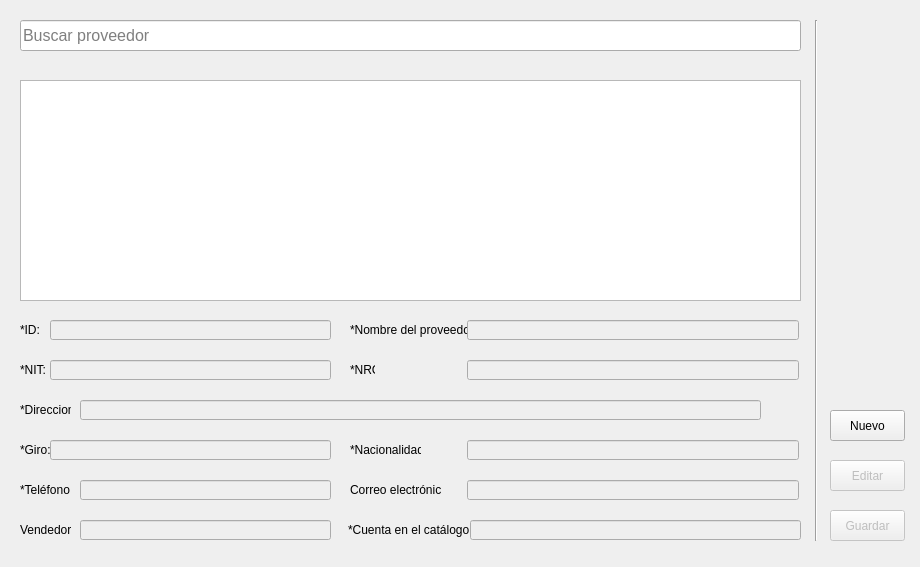
The window that proveedores.ui (psystingod/eremas) describes before a commit, drawn with Qt 5.
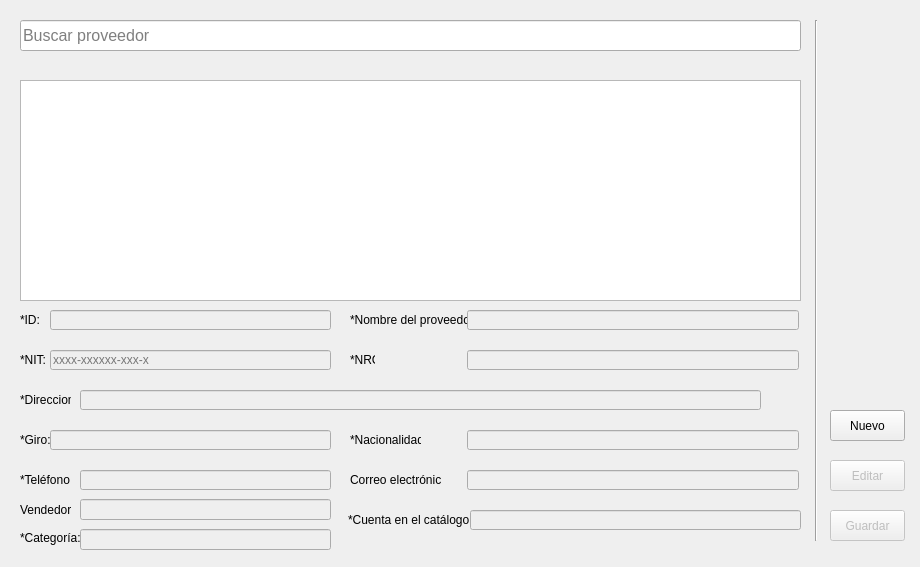
The same window after the commit.

What changed in the file:
```diff
--- a/proveedores.ui
+++ b/proveedores.ui
@@ -93,7 +93,7 @@
    <property name="geometry">
     <rect>
      <x>20</x>
-     <y>320</y>
+     <y>310</y>
      <width>20</width>
      <height>20</height>
     </rect>
@@ -109,7 +109,7 @@
    <property name="geometry">
     <rect>
      <x>50</x>
-     <y>320</y>
+     <y>310</y>
      <width>281</width>
      <height>20</height>
     </rect>
@@ -119,7 +119,7 @@
    <property name="geometry">
     <rect>
      <x>350</x>
-     <y>320</y>
+     <y>310</y>
      <width>121</width>
      <height>20</height>
     </rect>
@@ -135,7 +135,7 @@
    <property name="geometry">
     <rect>
      <x>467</x>
-     <y>320</y>
+     <y>310</y>
      <width>332</width>
      <height>20</height>
     </rect>
@@ -148,17 +148,26 @@
    <property name="geometry">
     <rect>
      <x>50</x>
-     <y>360</y>
+     <y>350</y>
      <width>281</width>
      <height>20</height>
     </rect>
    </property>
+   <property name="maxLength">
+    <number>17</number>
+   </property>
+   <property name="placeholderText">
+    <string>xxxx-xxxxxx-xxx-x</string>
+   </property>
+   <property name="clearButtonEnabled">
+    <bool>false</bool>
+   </property>
   </widget>
   <widget class="QLabel" name="nitLabel">
    <property name="geometry">
     <rect>
      <x>20</x>
-     <y>360</y>
+     <y>350</y>
      <width>31</width>
      <height>20</height>
     </rect>
@@ -171,7 +180,7 @@
    <property name="geometry">
     <rect>
      <x>350</x>
-     <y>360</y>
+     <y>350</y>
      <width>25</width>
      <height>20</height>
     </rect>
@@ -187,7 +196,7 @@
    <property name="geometry">
     <rect>
      <x>467</x>
-     <y>360</y>
+     <y>350</y>
      <width>332</width>
      <height>20</height>
     </rect>
@@ -200,7 +209,7 @@
    <property name="geometry">
     <rect>
      <x>80</x>
-     <y>400</y>
+     <y>390</y>
      <width>681</width>
      <height>20</height>
     </rect>
@@ -210,7 +219,7 @@
    <property name="geometry">
     <rect>
      <x>20</x>
-     <y>400</y>
+     <y>390</y>
      <width>51</width>
      <height>20</height>
     </rect>
@@ -223,7 +232,7 @@
    <property name="geometry">
     <rect>
      <x>20</x>
-     <y>440</y>
+     <y>430</y>
      <width>31</width>
      <height>20</height>
     </rect>
@@ -239,7 +248,7 @@
    <property name="geometry">
     <rect>
      <x>50</x>
-     <y>440</y>
+     <y>430</y>
      <width>281</width>
      <height>20</height>
     </rect>
@@ -249,7 +258,7 @@
    <property name="geometry">
     <rect>
      <x>350</x>
-     <y>440</y>
+     <y>430</y>
      <width>71</width>
      <height>20</height>
     </rect>
@@ -265,7 +274,7 @@
    <property name="geometry">
     <rect>
      <x>467</x>
-     <y>440</y>
+     <y>430</y>
      <width>332</width>
      <height>20</height>
     </rect>
@@ -278,7 +287,7 @@
    <property name="geometry">
     <rect>
      <x>80</x>
-     <y>480</y>
+     <y>470</y>
      <width>251</width>
      <height>20</height>
     </rect>
@@ -288,7 +297,7 @@
    <property name="geometry">
     <rect>
      <x>20</x>
-     <y>480</y>
+     <y>470</y>
      <width>51</width>
      <height>20</height>
     </rect>
@@ -301,7 +310,7 @@
    <property name="geometry">
     <rect>
      <x>350</x>
-     <y>480</y>
+     <y>470</y>
      <width>91</width>
      <height>20</height>
     </rect>
@@ -317,7 +326,7 @@
    <property name="geometry">
     <rect>
      <x>467</x>
-     <y>480</y>
+     <y>470</y>
      <width>332</width>
      <height>20</height>
     </rect>
@@ -330,9 +339,9 @@
    <property name="geometry">
     <rect>
      <x>80</x>
-     <y>520</y>
+     <y>499</y>
      <width>251</width>
-     <height>20</height>
+     <height>21</height>
     </rect>
    </property>
   </widget>
@@ -340,7 +349,7 @@
    <property name="geometry">
     <rect>
      <x>20</x>
-     <y>520</y>
+     <y>500</y>
      <width>51</width>
      <height>20</height>
     </rect>
@@ -356,7 +365,7 @@
    <property name="geometry">
     <rect>
      <x>470</x>
-     <y>520</y>
+     <y>510</y>
      <width>331</width>
      <height>20</height>
     </rect>
@@ -366,7 +375,7 @@
    <property name="geometry">
     <rect>
      <x>348</x>
-     <y>520</y>
+     <y>510</y>
      <width>121</width>
      <height>20</height>
     </rect>
@@ -391,6 +400,32 @@
     <string>Guardar</string>
    </property>
   </widget>
+  <widget class="QLabel" name="label">
+   <property name="geometry">
+    <rect>
+     <x>20</x>
+     <y>530</y>
+     <width>61</width>
+     <height>16</height>
+    </rect>
+   </property>
+   <property name="text">
+    <string>*Categoría:</string>
+   </property>
+  </widget>
+  <widget class="QLineEdit" name="categoriaLineEdit">
+   <property name="enabled">
+    <bool>false</bool>
+   </property>
+   <property name="geometry">
+    <rect>
+     <x>80</x>
+     <y>529</y>
+     <width>251</width>
+     <height>21</height>
+    </rect>
+   </property>
+  </widget>
  </widget>
  <resources/>
  <connections/>
```
